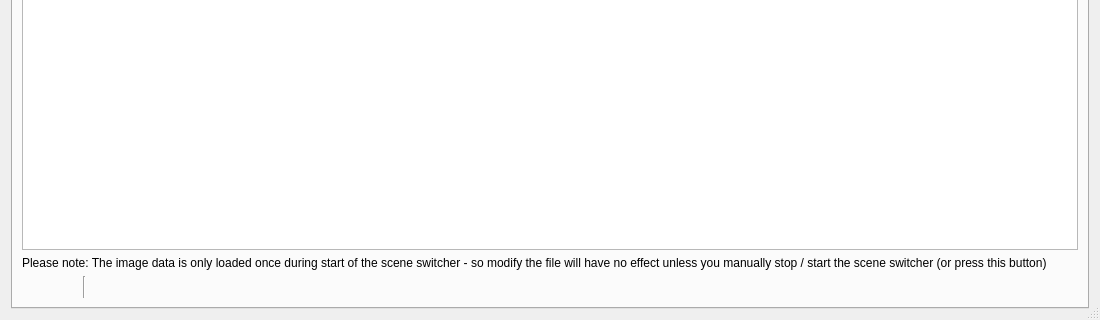
Old version of the form forms/advanced-scene-switcher.ui in the repository shugen002/SceneSwitcher; both pictures show x 0 to 1100 and y 280 to 600 of the 1100 by 600 pixel window.
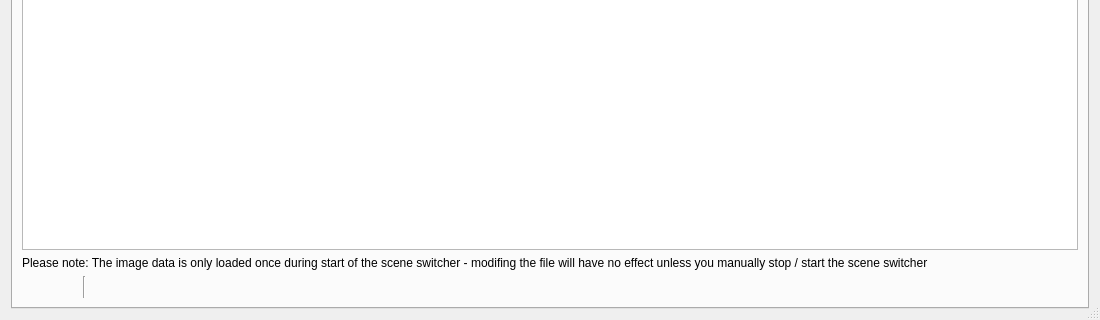
New version of the form. The open tabs and pages were chosen to show the change. Icons and pictures are not drawn.

Commit message: reword label

Patch:
```diff
--- a/forms/advanced-scene-switcher.ui
+++ b/forms/advanced-scene-switcher.ui
@@ -3597,7 +3597,7 @@
        <item>
         <widget class="QLabel" name="label_67">
          <property name="text">
-          <string>Please note: The image data is only loaded once during start of the scene switcher - so modify the file will have no effect unless you manually stop / start the scene switcher (or press this button)</string>
+          <string>Please note: The image data is only loaded once during start of the scene switcher - modifing the file will have no effect unless you manually stop / start the scene switcher</string>
          </property>
         </widget>
        </item>
```
Left out of the diff: 2 changed lines with no effect on the pictures.
